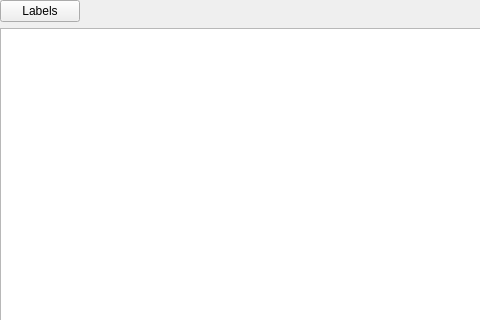
Old version of the form xdisasmwidget.ui in the repository horsicq/XDisasm; both pictures show x 0 to 480 and y 0 to 320 of the 833 by 639 pixel window.
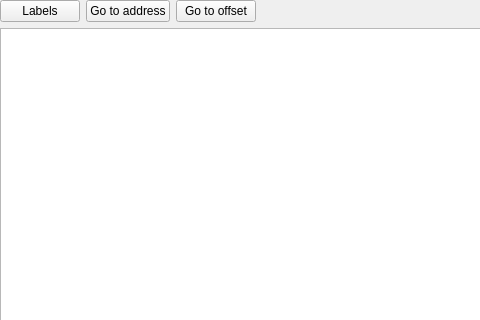
New version of the form.

```diff
--- a/xdisasmwidget.ui
+++ b/xdisasmwidget.ui
@@ -35,6 +35,20 @@
        </property>
       </widget>
      </item>
+     <item>
+      <widget class="QPushButton" name="pushButtonGoToAddress">
+       <property name="text">
+        <string>Go to address</string>
+       </property>
+      </widget>
+     </item>
+     <item>
+      <widget class="QPushButton" name="pushButtonGoToOffset">
+       <property name="text">
+        <string>Go to offset</string>
+       </property>
+      </widget>
+     </item>
      <item>
       <spacer name="horizontalSpacer">
        <property name="orientation">
```
